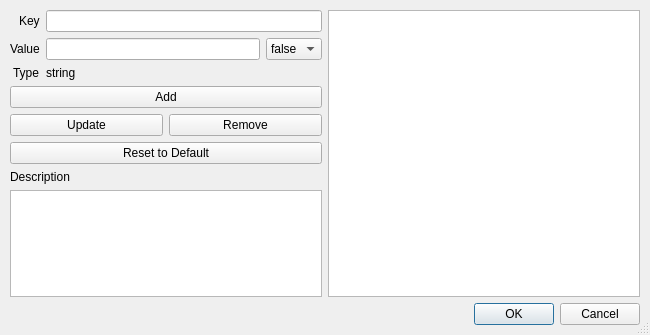
MjnMixael/fs2open.github.com, file qtfred/ui/CustomDataDialog.ui: the form before one commit.
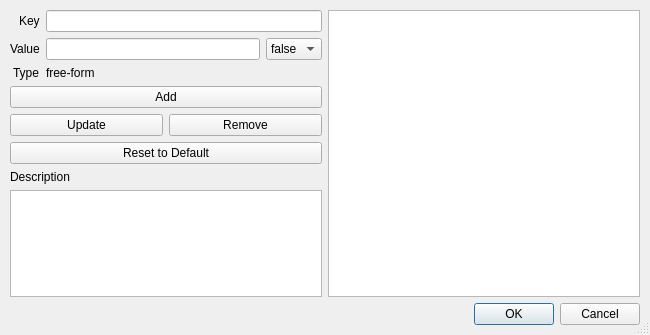
The form after the commit.

Commit message:
qtfred: label unregistered custom data keys as free-form
A key not defined in editor.tbl (or registered by a script) showed its type as 'string', same as a schema-declared string key. It has no type at all, so show 'free-form' with a tooltip explaining why: mission and campaign files save only key and value, never a type, so type checking comes from editor.tbl. The Custom Data dialog help gains a Free-form keys section with the same explanation.

Patch:
```diff
--- a/qtfred/ui/CustomDataDialog.ui
+++ b/qtfred/ui/CustomDataDialog.ui
@@ -95,7 +95,7 @@
          <item row="2" column="1">
           <widget class="QLabel" name="typeValueLabel">
            <property name="text">
-            <string>string</string>
+            <string>free-form</string>
            </property>
           </widget>
          </item>
```
The commit also changes 2 other files.
